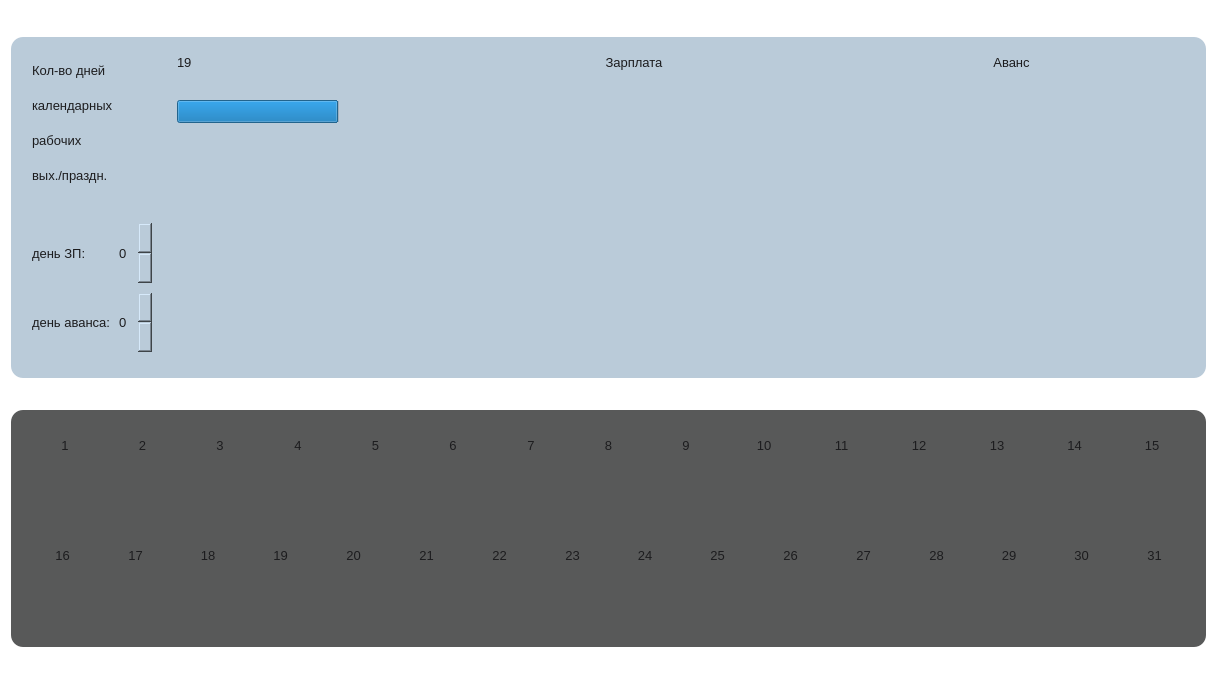
This is ui/cash.ui in CatMolnia/CASH as Qt 5 draws it before an edit. The edited form follows.
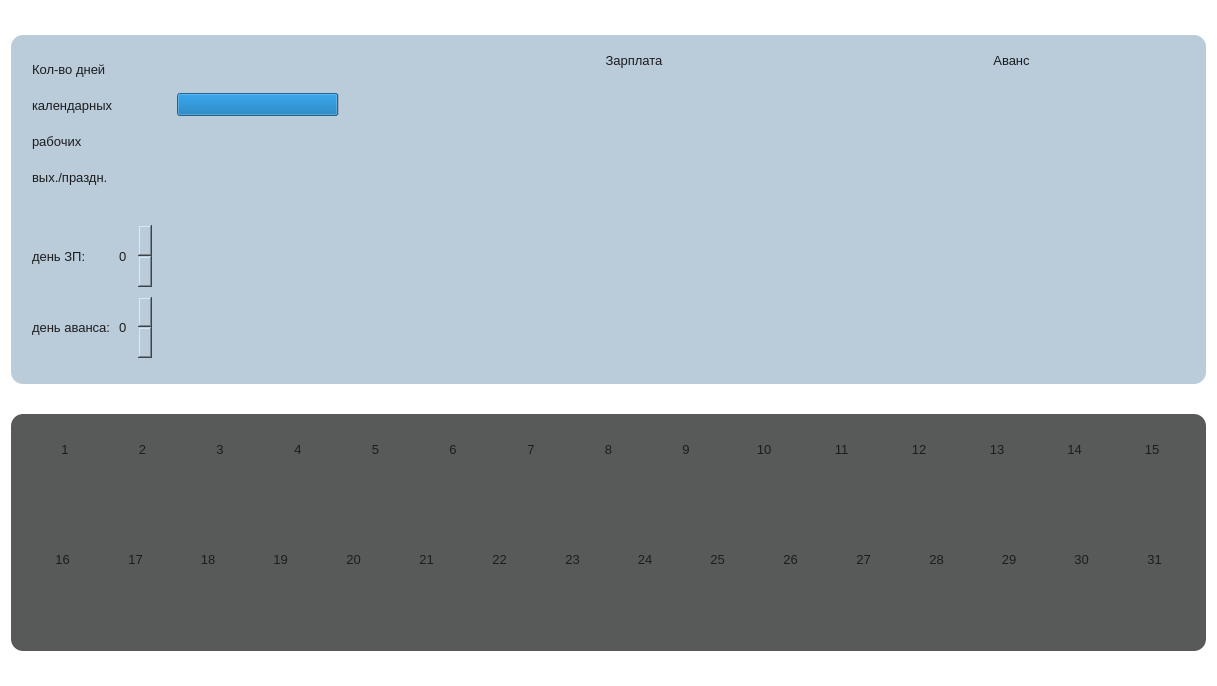
This is the edited form.

Diff of the .ui file:
```diff
--- a/ui/cash.ui
+++ b/ui/cash.ui
@@ -1754,15 +1754,12 @@
             <height>0</height>
            </size>
           </property>
-          <layout class="QGridLayout" name="gridLayout_8">
-           <item row="0" column="0">
-            <layout class="QVBoxLayout" name="verticalLayout_6">
+          <layout class="QVBoxLayout" name="verticalLayout_9">
+           <item>
+            <layout class="QVBoxLayout" name="verticalLayout_8">
              <property name="spacing">
               <number>0</number>
              </property>
-             <property name="leftMargin">
-              <number>0</number>
-             </property>
              <item>
               <layout class="QHBoxLayout" name="horizontalLayout_7">
                <property name="spacing">
@@ -1806,7 +1803,7 @@
                     </sizepolicy>
                    </property>
                    <property name="text">
-                    <string>19</string>
+                    <string/>
                    </property>
                   </widget>
                  </item>
@@ -1836,7 +1833,7 @@
                  <property name="sizeHint" stdset="0">
                   <size>
                    <width>40</width>
-                   <height>5</height>
+                   <height>15</height>
                   </size>
                  </property>
                 </spacer>
@@ -1888,7 +1885,7 @@
                <property name="sizeHint" stdset="0">
                 <size>
                  <width>40</width>
-                 <height>15</height>
+                 <height>10</height>
                 </size>
                </property>
               </spacer>
@@ -1941,7 +1938,7 @@
                <property name="sizeHint" stdset="0">
                 <size>
                  <width>40</width>
-                 <height>15</height>
+                 <height>10</height>
                 </size>
                </property>
               </spacer>
@@ -1962,6 +1959,11 @@
                 </widget>
                </item>
                <item>
+                <layout class="QVBoxLayout" name="verticalLayout_6">
+                 <property name="spacing">
+                  <number>3</number>
+                 </property>
+                 <item>
                 <widget class="QLabel" name="label_month">
                  <property name="sizePolicy">
                   <sizepolicy hsizetype="Preferred" vsizetype="Preferred">
@@ -1978,6 +1980,18 @@
                 </widget>
                </item>
                <item>
+                  <widget class="QLabel" name="label_calendar_year">
+                   <property name="text">
+                    <string/>
+                   </property>
+                   <property name="alignment">
+                    <set>Qt::AlignBottom|Qt::AlignHCenter</set>
+                   </property>
+                  </widget>
+                 </item>
+                </layout>
+               </item>
+               <item>
                 <widget class="QPushButton" name="pushButton_next">
                  <property name="sizePolicy">
                   <sizepolicy hsizetype="Maximum" vsizetype="Preferred">
@@ -1993,7 +2007,7 @@
               </layout>
              </item>
              <item>
-              <spacer name="horizontalSpacer_11">
+              <spacer name="horizontalSpacer_13">
                <property name="orientation">
                 <enum>Qt::Horizontal</enum>
                </property>
@@ -2020,7 +2034,7 @@
              </item>
             </layout>
            </item>
-           <item row="1" column="0">
+           <item>
             <spacer name="horizontalSpacer_9">
              <property name="orientation">
               <enum>Qt::Horizontal</enum>
```
Lines whose indentation alone changed are shown as unchanged.
